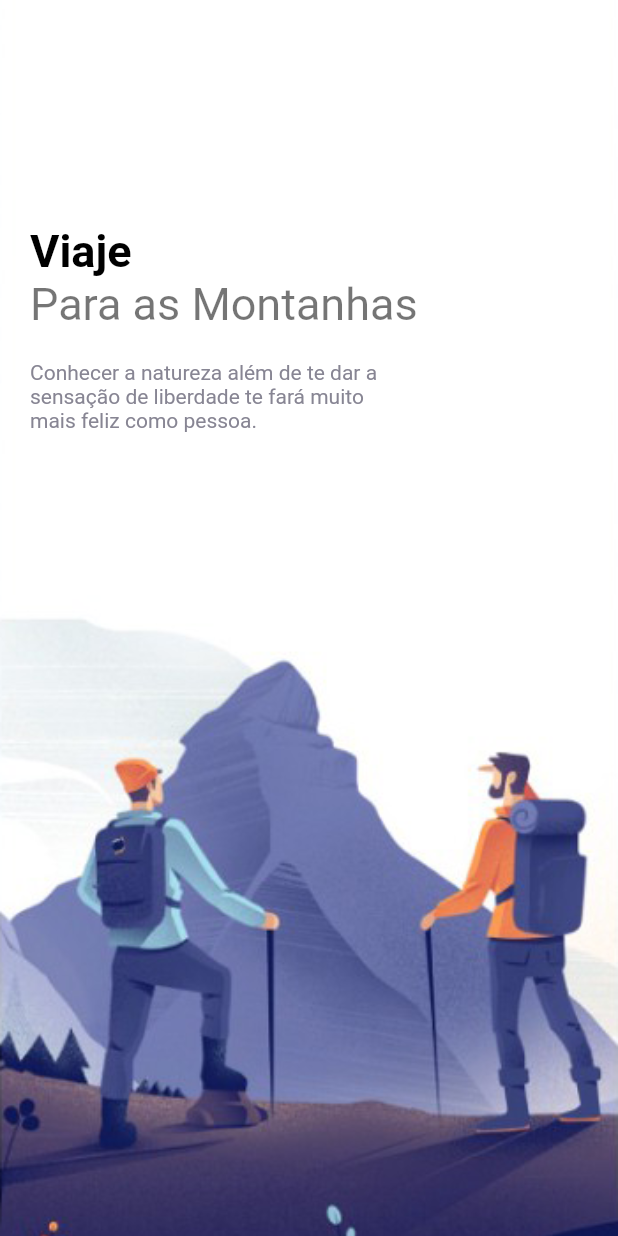
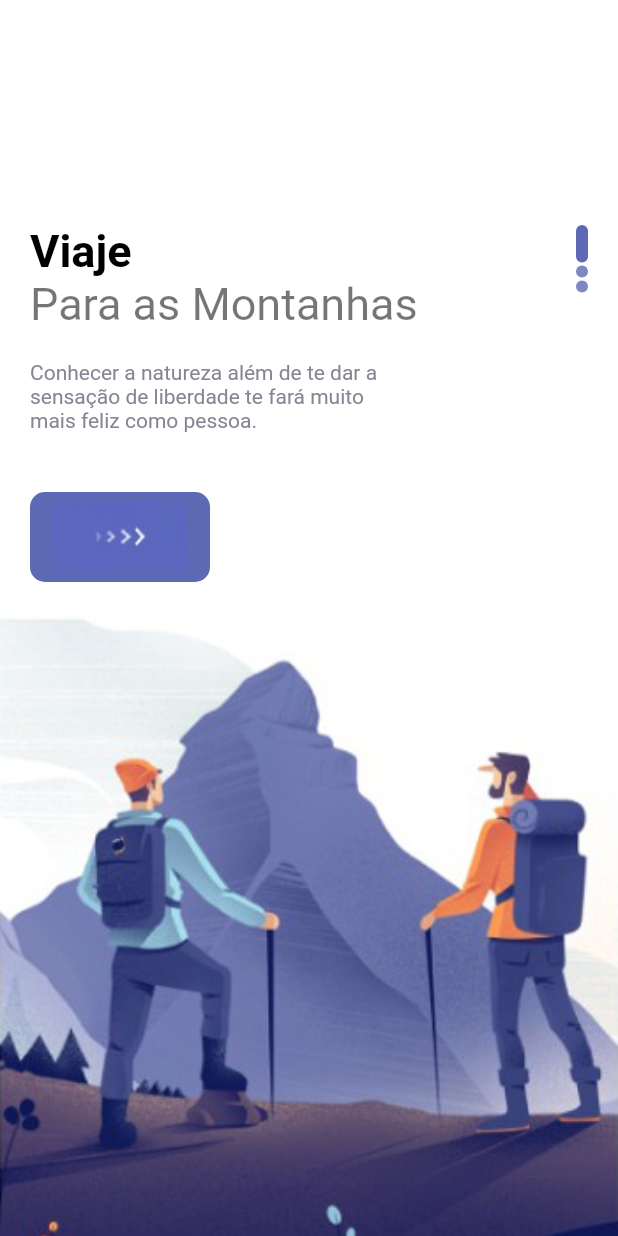
Before and after one commit to Grubba27/trips, a Flutter app: the screen it shows after launch, on a phone screen of 412 x 824 dp. Run offline on Flutter 3.47's test engine with Material 2 defaults, Android fonts, the phone set to English and light mode, and no system bars.

Commit message:
adjusted carrosel

```diff
--- a/lib/pages/welcome_page.dart
+++ b/lib/pages/welcome_page.dart
@@ -1,7 +1,5 @@
 import 'package:flutter/material.dart';
-import 'package:flutter_cubit/misc/colors.dart';
-import 'package:flutter_cubit/widgets/app_larg_text.dart';
-import 'package:flutter_cubit/widgets/app_text.dart';
+import 'package:flutter_cubit/widgets/carrossel_page.dart';
 
 class WelcomePage extends StatefulWidget {
   const WelcomePage({Key? key}) : super(key: key);
@@ -37,36 +35,13 @@ class _WelcomePageState extends State<WelcomePage> {
           scrollDirection: Axis.vertical,
           itemCount: pageContent.length,
           itemBuilder: (_, index) {
-            return Container(
-              width: double.maxFinite,
-              height: double.maxFinite,
-              decoration: BoxDecoration(
-                  image: DecorationImage(
-                      fit: BoxFit.cover,
-                      image: AssetImage("img/" + pageContent[index].bg))),
-              child: Container(
-                margin: const EdgeInsets.only(top: 150, left: 20, right: 20),
-                child: Row(
-                  children: [
-                    Column(
-                      crossAxisAlignment: CrossAxisAlignment.start,
-                      children: [
-                        AppLargeText(text: pageContent[index].title),
-                        AppText(text: pageContent[index].subtitle, size: 30),
-                        Container(
-                          margin: EdgeInsets.only(top: 20),
-                          width: 250,
-                          child: AppText(
-                            text: pageContent[index].text,
-                            color: AppColors.textColor2,
-                            size: 14,
-                          ),
-                        )
-                      ],
-                    )
-                  ],
-                ),
-              ),
+            return AppCarrossel(
+              bg: pageContent[index].bg,
+              title: pageContent[index].title,
+              subtitle: pageContent[index].subtitle,
+              text: pageContent[index].text,
+              currentIndex: index,
+              pagesNumber: pageContent.length,
             );
           }),
     );
--- /dev/null
+++ b/lib/widgets/carrossel_page.dart
@@ -0,0 +1,77 @@
+import 'package:flutter/material.dart';
+import 'package:flutter_cubit/misc/colors.dart';
+import 'package:flutter_cubit/widgets/responsive_button.dart';
+
+import 'app_larg_text.dart';
+import 'app_text.dart';
+
+class AppCarrossel extends StatelessWidget {
+  final String bg;
+  final String title;
+  final String subtitle;
+  final String text;
+  final int pagesNumber;
+  final int currentIndex;
+
+  const AppCarrossel(
+      {Key? key,
+      required this.bg,
+      required this.title,
+      required this.subtitle,
+      required this.text,
+      required this.pagesNumber,
+      required this.currentIndex})
+      : super(key: key);
+
+  @override
+  Widget build(BuildContext context) {
+    return Container(
+      width: double.maxFinite,
+      height: double.maxFinite,
+      decoration: BoxDecoration(
+          image: DecorationImage(
+              fit: BoxFit.cover, image: AssetImage("img/" + bg))),
+      child: Container(
+        margin: const EdgeInsets.only(top: 150, left: 20, right: 20),
+        child: Row(
+          mainAxisAlignment: MainAxisAlignment.spaceBetween,
+          children: [
+            Column(
+              crossAxisAlignment: CrossAxisAlignment.start,
+              children: [
+                AppLargeText(text: title),
+                AppText(text: subtitle, size: 30),
+                Container(
+                  margin: EdgeInsets.only(top: 20, bottom: 40),
+                  width: 250,
+                  child: AppText(
+                    text: text,
+                    color: AppColors.textColor2,
+                    size: 14,
+                  ),
+                ),
+                ResponsiveButton(
+                  width: 120,
+                )
+              ],
+            ),
+            Column(
+              children: List.generate(pagesNumber, (indexDots) {
+                return Container(
+                  margin: EdgeInsets.only(bottom: 2),
+                  width: 8,
+                  height: currentIndex == indexDots ? 25 : 8,
+                  decoration: BoxDecoration(
+                      borderRadius: BorderRadius.circular(8),
+                      color: currentIndex == indexDots
+                          ? AppColors.mainColor
+                          : AppColors.mainColor.withOpacity(0.8)),
+                );
+              }),
+            )
+          ],
+        ),
+      ),
+    );
+  }
+}
--- /dev/null
+++ b/lib/widgets/responsive_button.dart
@@ -0,0 +1,27 @@
+import 'package:flutter/cupertino.dart';
+import 'package:flutter/material.dart';
+import 'package:flutter_cubit/misc/colors.dart';
+
+class ResponsiveButton extends StatelessWidget {
+  bool? isResponsive;
+  double? width;
+
+  ResponsiveButton({Key? key, this.width, this.isResponsive = false})
+      : super(key: key);
+
+  @override
+  Widget build(BuildContext context) {
+    return Container(
+      width: width,
+      height: 60,
+      decoration: BoxDecoration(
+          borderRadius: BorderRadius.circular(10), color: AppColors.mainColor),
+      child: Row(
+        mainAxisAlignment: MainAxisAlignment.center,
+        children: [
+          Image.asset("img/button-one.png"),
+        ],
+      ),
+    );
+  }
+}
```
